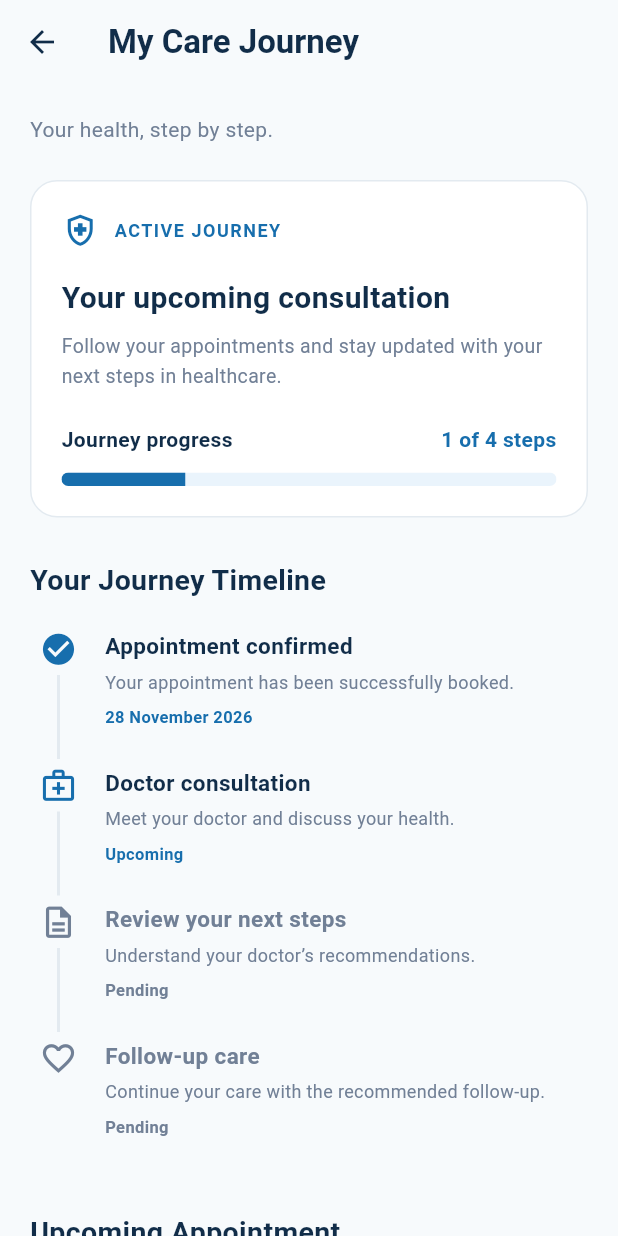
After one commit to anash6162-del/Ai-Health-Navigator, a Flutter app: the CareJourneyScreen screen opened directly, on a phone screen of 412 x 824 dp. The commit adds this screen. Run offline on Flutter 3.47's test engine with Material 3 defaults, Android fonts, the phone set to English and light mode, and no system bars; our stand-ins replace material_ui.

Commit message:
Add Care Journey screen and Home navigation

```diff
--- /dev/null
+++ b/lib/features/user/care_journey/screens/care_journey_screen.dart
@@ -0,0 +1,350 @@
+
+import 'package:material_ui/material_ui.dart';
+
+import '../../../../core/theme/app_colors.dart';
+
+class CareJourneyScreen extends StatelessWidget {
+  const CareJourneyScreen({super.key});
+
+  @override
+  Widget build(BuildContext context) {
+    return Scaffold(
+      backgroundColor: AppColors.background,
+      appBar: AppBar(
+        backgroundColor: AppColors.background,
+        elevation: 0,
+        leading: IconButton(
+          icon: const Icon(Icons.arrow_back),
+          color: AppColors.textPrimary,
+          onPressed: () => Navigator.pop(context),
+        ),
+        title: const Text(
+          'My Care Journey',
+          style: TextStyle(
+            color: AppColors.textPrimary,
+            fontWeight: FontWeight.bold,
+          ),
+        ),
+      ),
+      body: SingleChildScrollView(
+        padding: const EdgeInsets.all(20),
+        child: Column(
+          crossAxisAlignment: CrossAxisAlignment.start,
+          children: [
+            const Text(
+              'Your health, step by step.',
+              style: TextStyle(
+                fontSize: 14,
+                color: AppColors.textSecondary,
+              ),
+            ),
+
+            const SizedBox(height: 24),
+
+            // Active Journey Card
+            Container(
+              width: double.infinity,
+              padding: const EdgeInsets.all(20),
+              decoration: BoxDecoration(
+                color: Colors.white,
+                borderRadius: BorderRadius.circular(18),
+                border: Border.all(color: AppColors.border),
+              ),
+              child: Column(
+                crossAxisAlignment: CrossAxisAlignment.start,
+                children: [
+                  const Row(
+                    children: [
+                      Icon(
+                        Icons.health_and_safety_outlined,
+                        color: AppColors.primary,
+                        size: 25,
+                      ),
+                      SizedBox(width: 10),
+                      Text(
+                        'ACTIVE JOURNEY',
+                        style: TextStyle(
+                          color: AppColors.primary,
+                          fontSize: 12,
+                          fontWeight: FontWeight.bold,
+                          letterSpacing: 1,
+                        ),
+                      ),
+                    ],
+                  ),
+
+                  const SizedBox(height: 18),
+
+                  const Text(
+                    'Your upcoming consultation',
+                    style: TextStyle(
+                      fontSize: 20,
+                      fontWeight: FontWeight.bold,
+                      color: AppColors.textPrimary,
+                    ),
+                  ),
+
+                  const SizedBox(height: 8),
+
+                  const Text(
+                    'Follow your appointments and stay updated '
+                        'with your next steps in healthcare.',
+                    style: TextStyle(
+                      fontSize: 13,
+                      height: 1.5,
+                      color: AppColors.textSecondary,
+                    ),
+                  ),
+
+                  const SizedBox(height: 22),
+
+                  const Row(
+                    mainAxisAlignment: MainAxisAlignment.spaceBetween,
+                    children: [
+                      Text(
+                        'Journey progress',
+                        style: TextStyle(
+                          fontWeight: FontWeight.w600,
+                          color: AppColors.textPrimary,
+                        ),
+                      ),
+                      Text(
+                        '1 of 4 steps',
+                        style: TextStyle(
+                          color: AppColors.primary,
+                          fontWeight: FontWeight.bold,
+                        ),
+                      ),
+                    ],
+                  ),
+
+                  const SizedBox(height: 12),
+
+                  ClipRRect(
+                    borderRadius: BorderRadius.circular(20),
+                    child: const LinearProgressIndicator(
+                      value: 0.25,
+                      minHeight: 9,
+                      backgroundColor: AppColors.lightBlue,
+                      valueColor: AlwaysStoppedAnimation<Color>(
+                        AppColors.primary,
+                      ),
+                    ),
+                  ),
+                ],
+              ),
+            ),
+
+            const SizedBox(height: 28),
+
+            const Text(
+              'Your Journey Timeline',
+              style: TextStyle(
+                fontSize: 19,
+                fontWeight: FontWeight.bold,
+                color: AppColors.textPrimary,
+              ),
+            ),
+
+            const SizedBox(height: 20),
+
+            const _JourneyStep(
+              title: 'Appointment confirmed',
+              subtitle: 'Your appointment has been successfully booked.',
+              date: '28 November 2026',
+              icon: Icons.check_circle,
+              completed: true,
+            ),
+
+            const _JourneyStep(
+              title: 'Doctor consultation',
+              subtitle: 'Meet your doctor and discuss your health.',
+              date: 'Upcoming',
+              icon: Icons.medical_services_outlined,
+              current: true,
+            ),
+
+            const _JourneyStep(
+              title: 'Review your next steps',
+              subtitle: 'Understand your doctor’s recommendations.',
+              date: 'Pending',
+              icon: Icons.description_outlined,
+            ),
+
+            const _JourneyStep(
+              title: 'Follow-up care',
+              subtitle: 'Continue your care with the recommended follow-up.',
+              date: 'Pending',
+              icon: Icons.favorite_border,
+              last: true,
+            ),
+
+            const SizedBox(height: 24),
+
+            const Text(
+              'Upcoming Appointment',
+              style: TextStyle(
+                fontSize: 19,
+                fontWeight: FontWeight.bold,
+                color: AppColors.textPrimary,
+              ),
+            ),
+
+            const SizedBox(height: 14),
+
+            Container(
+              padding: const EdgeInsets.all(18),
+              decoration: BoxDecoration(
+                color: AppColors.lightBlue,
+                borderRadius: BorderRadius.circular(16),
+              ),
+              child: const Column(
+                crossAxisAlignment: CrossAxisAlignment.start,
+                children: [
+                  Row(
+                    children: [
+                      Icon(
+                        Icons.person_outline,
+                        color: AppColors.primary,
+                        size: 25,
+                      ),
+                      SizedBox(width: 10),
+                      Expanded(
+                        child: Text(
+                          'Dr. Sarah Johnson',
+                          style: TextStyle(
+                            fontSize: 16,
+                            fontWeight: FontWeight.bold,
+                            color: AppColors.textPrimary,
+                          ),
+                        ),
+                      ),
+                    ],
+                  ),
+                  SizedBox(height: 14),
+                  Text(
+                    'Cardiologist',
+                    style: TextStyle(
+                      color: AppColors.textSecondary,
+                      fontSize: 13,
+                    ),
+                  ),
+                  SizedBox(height: 12),
+                  Text(
+                    '28 November 2026  •  10:30 AM',
+                    style: TextStyle(
+                      color: AppColors.textPrimary,
+                      fontSize: 13,
+                    ),
+                  ),
+                  SizedBox(height: 8),
+                  Text(
+                    'City Hospital, Kathmandu',
+                    style: TextStyle(
+                      color: AppColors.textSecondary,
+                      fontSize: 13,
+                    ),
+                  ),
+                ],
+              ),
+            ),
+
+            const SizedBox(height: 24),
+          ],
+        ),
+      ),
+    );
+  }
+}
+
+class _JourneyStep extends StatelessWidget {
+  final String title;
+  final String subtitle;
+  final String date;
+  final IconData icon;
+  final bool completed;
+  final bool current;
+  final bool last;
+
+  const _JourneyStep({
+    required this.title,
+    required this.subtitle,
+    required this.date,
+    required this.icon,
+    this.completed = false,
+    this.current = false,
+    this.last = false,
+  });
+
+  @override
+  Widget build(BuildContext context) {
+    final Color stepColor = completed || current
+        ? AppColors.primary
+        : AppColors.textSecondary;
+
+    return IntrinsicHeight(
+      child: Row(
+        crossAxisAlignment: CrossAxisAlignment.start,
+        children: [
+          SizedBox(
+            width: 38,
+            child: Column(
+              children: [
+                Icon(icon, color: stepColor, size: 25),
+                if (!last)
+                  Expanded(
+                    child: Container(
+                      width: 2,
+                      margin: const EdgeInsets.symmetric(vertical: 5),
+                      color: AppColors.border,
+                    ),
+                  ),
+              ],
+            ),
+          ),
+
+          const SizedBox(width: 12),
+
+          Expanded(
+            child: Padding(
+              padding: const EdgeInsets.only(bottom: 25),
+              child: Column(
+                crossAxisAlignment: CrossAxisAlignment.start,
+                children: [
+                  Text(
+                    title,
+                    style: TextStyle(
+                      fontSize: 15,
+                      fontWeight: FontWeight.w600,
+                      color: current || completed
+                          ? AppColors.textPrimary
+                          : AppColors.textSecondary,
+                    ),
+                  ),
+                  const SizedBox(height: 5),
+                  Text(
+                    subtitle,
+                    style: const TextStyle(
+                      fontSize: 12,
+                      height: 1.4,
+                      color: AppColors.textSecondary,
+                    ),
+                  ),
+                  const SizedBox(height: 7),
+                  Text(
+                    date,
+                    style: TextStyle(
+                      fontSize: 11,
+                      fontWeight: FontWeight.w600,
+                      color: stepColor,
+                    ),
+                  ),
+                ],
+              ),
+            ),
+          ),
+        ],
+      ),
+    );
+  }
+}
--- a/lib/features/user/home/screens/home_screen.dart
+++ b/lib/features/user/home/screens/home_screen.dart
@@ -11,6 +11,8 @@ import '../../doctors/screens/doctor_screen.dart';
 import '../../lab_tests/screens/lab_test_screen.dart';
 import '../../pharmacy/screens/pharmacy_screen.dart';
 import '../../appointments/screens/appointment_screen.dart';
+import '../../care_journey/screens/care_journey_screen.dart';
+
 class HomeScreen extends StatefulWidget {
   const HomeScreen({super.key});
 
@@ -58,7 +60,6 @@ class _HomeScreenState extends State<HomeScreen> {
           const ProfileScreen(),
         ],
       ),
-
       bottomNavigationBar: BottomNavigationBar(
         currentIndex: selectedIndex,
         onTap: jumpToPage,
@@ -153,8 +154,7 @@ class HomeContent extends StatelessWidget {
               builder: (context) => const PharmacyScreen(),
             ),
           );
-        }
-        else {
+        } else {
           showComingSoon(context, title);
         }
       },
@@ -373,7 +373,6 @@ class HomeContent extends StatelessWidget {
 
               const SizedBox(height: 28),
 
-
               // Upcoming appointment
               Row(
                 mainAxisAlignment: MainAxisAlignment.spaceBetween,
@@ -401,7 +400,6 @@ class HomeContent extends StatelessWidget {
               ),
 
               const SizedBox(height: 14),
-
 
               Container(
                 width: double.infinity,
@@ -532,7 +530,6 @@ class HomeContent extends StatelessWidget {
                 ),
               ),
 
-
               // Care journey
               const Text(
                 'Your Care Journey',
@@ -545,7 +542,17 @@ class HomeContent extends StatelessWidget {
 
               const SizedBox(height: 14),
 
-              Container(
+              InkWell(
+                onTap: () {
+                  Navigator.push(
+                    context,
+                    MaterialPageRoute(
+                      builder: (context) => const CareJourneyScreen(),
+                    ),
+                  );
+                },
+                borderRadius: BorderRadius.circular(16),
+                child: Container(
                   width: double.infinity,
                   padding: const EdgeInsets.all(18),
                   decoration: BoxDecoration(
@@ -572,6 +579,7 @@ class HomeContent extends StatelessWidget {
                     ],
                   ),
                 ),
+              ),
 
               const SizedBox(height: 20),
             ],
```
Lines whose indentation alone changed are shown as unchanged.
